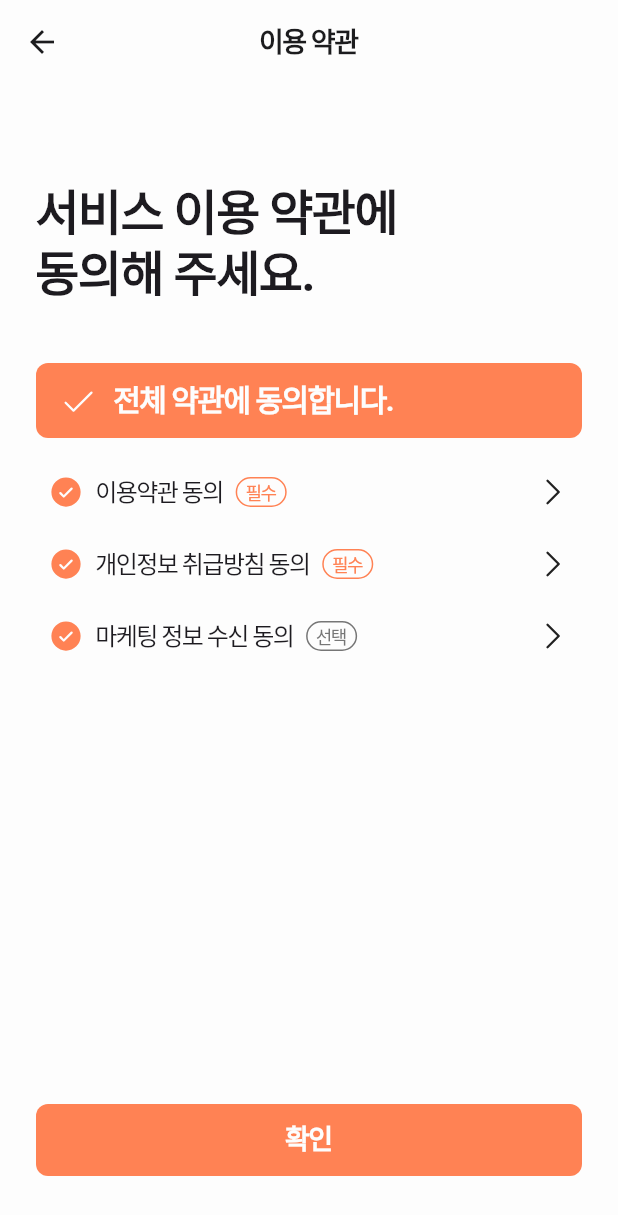
After one commit to yeongwooCho/jeju_shopping, a Flutter app: the TermScreen screen opened by its route, after a tap on "전체 약관에 동의합니다.", on a phone screen of 412 x 824 dp. The commit adds this screen. Shown: the top 1215 px of the screen. Run offline on Flutter 3.47's test engine with Material 3 defaults, Android fonts, the phone set to English and light mode, and no system bars; our stand-ins replace flutter_riverpod, go_router, phosphor_flutter; Roboto replaces fonts that are missing (Pretendard); project files that could hold a hidden picture were left out.

Commit message:
[add] TermScreen 화면 구현 완료, 약관 조작

```diff
--- a/lib/common/provider/go_router.dart
+++ b/lib/common/provider/go_router.dart
@@ -1,4 +1,5 @@
 import 'package:go_router/go_router.dart';
+import 'package:jeju_shopping/user/view/term_screen.dart';
 import 'package:jeju_shopping/common/view/error_screen.dart';
 import 'package:jeju_shopping/common/view/root_tab.dart';
 import 'package:jeju_shopping/common/view/splash_screen.dart';
@@ -33,7 +34,14 @@ List<RouteBase> get routes => [
             path: 'email_login',
             name: EmailLoginScreen.routeName,
             builder: (context, state) => EmailLoginScreen(),
-          )
+            routes: [
+              GoRoute(
+                path: 'term',
+                name: TermScreen.routeName,
+                builder: (context, state) => TermScreen(),
+              ),
+            ],
+          ),
         ],
       ),
       ShellRoute(
--- a/lib/user/view/email_login_screen.dart
+++ b/lib/user/view/email_login_screen.dart
@@ -1,4 +1,6 @@
 import 'package:flutter/material.dart';
+import 'package:go_router/go_router.dart';
+import 'package:jeju_shopping/user/view/term_screen.dart';
 import 'package:jeju_shopping/common/component/custom_text_form_field.dart';
 import 'package:jeju_shopping/common/component/default_button.dart';
 import 'package:jeju_shopping/common/const/colors.dart';
@@ -30,7 +32,6 @@ class _EmailLoginScreenState extends State<EmailLoginScreen> {
             mainAxisAlignment: MainAxisAlignment.center,
             children: [
               const SizedBox(height: 120.0),
-
               Image.asset(
                 'asset/img/logo/name.png',
                 width: MediaQuery.of(context).size.width * 2 / 3,
@@ -119,11 +120,22 @@ class _BottomButtons extends StatelessWidget {
       mainAxisAlignment: MainAxisAlignment.spaceAround,
       crossAxisAlignment: CrossAxisAlignment.center,
       children: [
-        renderButton(title: '  회원가입  ', onPressed: () {}),
+        renderButton(
+          title: '  회원가입  ',
+          onPressed: () {
+            context.goNamed(TermScreen.routeName);
+          },
+        ),
         renderDivider(),
-        renderButton(title: ' 이메일 찾기', onPressed: () {}),
+        renderButton(
+          title: ' 이메일 찾기',
+          onPressed: () {},
+        ),
         renderDivider(),
-        renderButton(title: '비밀번호 찾기', onPressed: () {}),
+        renderButton(
+          title: '비밀번호 찾기',
+          onPressed: () {},
+        ),
       ],
     );
   }
--- /dev/null
+++ b/lib/user/view/term_screen.dart
@@ -0,0 +1,243 @@
+import 'package:flutter/material.dart';
+import 'package:jeju_shopping/common/component/default_button.dart';
+import 'package:jeju_shopping/common/const/colors.dart';
+import 'package:jeju_shopping/common/const/text_styles.dart';
+import 'package:jeju_shopping/common/layout/default_app_bar.dart';
+import 'package:jeju_shopping/common/layout/default_layout.dart';
+import 'package:phosphor_flutter/phosphor_flutter.dart';
+
+class TermScreen extends StatelessWidget {
+  static String get routeName => "term";
+
+  const TermScreen({super.key});
+
+  @override
+  Widget build(BuildContext context) {
+    return DefaultLayout(
+      appbar: const DefaultAppBar(title: '이용 약관'),
+      child: Padding(
+        padding: const EdgeInsets.symmetric(horizontal: 24.0, vertical: 40.0),
+        child: Column(
+          crossAxisAlignment: CrossAxisAlignment.stretch,
+          children: [
+            const SizedBox(height: 20.0),
+            const Text(
+              '서비스 이용 약관에\n동의해 주세요.',
+              style: MyTextStyle.headTitle,
+            ),
+            const SizedBox(height: 40.0),
+            Expanded(
+              child: TermContainer(),
+            ),
+          ],
+        ),
+      ),
+    );
+  }
+}
+
+class TermContainer extends StatefulWidget {
+  const TermContainer({super.key});
+
+  @override
+  State<TermContainer> createState() => _TermContainerState();
+}
+
+class _TermContainerState extends State<TermContainer> {
+  bool isTotal = false;
+  bool isUse = false;
+  bool isPersonalInfo = false;
+  bool isMarketing = false;
+
+  @override
+  Widget build(BuildContext context) {
+    return Column(
+      mainAxisAlignment: MainAxisAlignment.spaceBetween,
+      crossAxisAlignment: CrossAxisAlignment.stretch,
+      children: [
+        Column(
+          children: [
+            GestureDetector(
+              onTap: () {
+                setState(() {
+                  isTotal = !isTotal;
+                  if (isTotal) {
+                    isUse = true;
+                    isPersonalInfo = true;
+                    isMarketing = true;
+                  } else {
+                    isUse = false;
+                    isPersonalInfo = false;
+                    isMarketing = false;
+                  }
+                });
+              },
+              child: Container(
+                decoration: BoxDecoration(
+                  color: isTotal ? MyColor.primary : MyColor.lightGrey,
+                  borderRadius: BorderRadius.circular(8.0),
+                ),
+                child: Padding(
+                  padding: const EdgeInsets.symmetric(
+                      horizontal: 16.0, vertical: 12.0),
+                  child: Row(
+                    mainAxisAlignment: MainAxisAlignment.start,
+                    children: [
+                      PhosphorIcon(
+                        PhosphorIcons.check(),
+                        size: 24.0,
+                        color: isTotal ? MyColor.white : MyColor.text,
+                      ),
+                      const SizedBox(width: 12.0),
+                      Text(
+                        '전체 약관에 동의합니다.',
+                        style: MyTextStyle.bodyTitleBold.copyWith(
+                          color: isTotal ? MyColor.white : MyColor.text,
+                        ),
+                      )
+                    ],
+                  ),
+                ),
+              ),
+            ),
+            const SizedBox(height: 16.0),
+            _CheckBox(
+              title: '이용약관 동의',
+              isRequired: true,
+              onTap: onTapUse,
+              isSelected: isUse,
+            ),
+            const SizedBox(height: 8.0),
+            _CheckBox(
+              title: '개인정보 취급방침 동의',
+              isRequired: true,
+              onTap: onTapPersonalInfo,
+              isSelected: isPersonalInfo,
+            ),
+            const SizedBox(height: 8.0),
+            _CheckBox(
+              title: '마케팅 정보 수신 동의',
+              isRequired: false,
+              onTap: onTapMarketing,
+              isSelected: isMarketing,
+            ),
+          ],
+        ),
+        PrimaryButton(
+          onPressed: isUse && isPersonalInfo ? () {} : null,
+          child: const Text('확인'),
+        ),
+      ],
+    );
+  }
+
+  void onTapUse() {
+    setState(() {
+      isUse = !isUse;
+      if (!isUse) {
+        isTotal = false;
+      } else if (isPersonalInfo && isMarketing) {
+        isTotal = true;
+      }
+    });
+  }
+
+  void onTapPersonalInfo() {
+    setState(() {
+      isPersonalInfo = !isPersonalInfo;
+      if (!isPersonalInfo) {
+        isTotal = false;
+      } else if (isUse && isMarketing) {
+        isTotal = true;
+      }
+    });
+  }
+
+  void onTapMarketing() {
+    setState(() {
+      isMarketing = !isMarketing;
+      if (!isMarketing) {
+        isTotal = false;
+      } else if (isUse && isPersonalInfo) {
+        isTotal = true;
+      }
+    });
+  }
+}
+
+class _CheckBox extends StatelessWidget {
+  final String title;
+  final bool isRequired;
+  final VoidCallback onTap;
+  final bool isSelected;
+
+  const _CheckBox({
+    super.key,
+    required this.title,
+    required this.isRequired,
+    required this.onTap,
+    required this.isSelected,
+  });
+
+  @override
+  Widget build(BuildContext context) {
+    return GestureDetector(
+      onTap: onTap,
+      child: Container(
+        color: MyColor.white,
+        child: Padding(
+          padding: const EdgeInsets.symmetric(vertical: 8.0, horizontal: 8.0),
+          child: Row(
+            mainAxisAlignment: MainAxisAlignment.spaceBetween,
+            children: [
+              Row(
+                children: [
+                  isSelected
+                      ? PhosphorIcon(
+                          PhosphorIcons.checkCircle(PhosphorIconsStyle.fill),
+                          color: MyColor.primary,
+                          size: 24.0,
+                        )
+                      : PhosphorIcon(
+                          PhosphorIcons.circle(),
+                          size: 24.0,
+                        ),
+                  const SizedBox(width: 8.0),
+                  Text(
+                    title,
+                    style: MyTextStyle.descriptionRegular,
+                  ),
+                  const SizedBox(width: 8.0),
+                  Container(
+                    decoration: BoxDecoration(
+                      border: Border.all(
+                        width: 1.0,
+                        color: isRequired ? MyColor.primary : MyColor.darkGrey,
+                      ),
+                      borderRadius: BorderRadius.circular(100.0),
+                    ),
+                    child: Padding(
+                      padding: const EdgeInsets.symmetric(
+                          horizontal: 6.0, vertical: 2.0),
+                      child: Text(
+                        isRequired ? '필수' : '선택',
+                        style: MyTextStyle.minimumRegular.copyWith(
+                          color:
+                              isRequired ? MyColor.primary : MyColor.darkGrey,
+                        ),
+                      ),
+                    ),
+                  ),
+                ],
+              ),
+              PhosphorIcon(
+                PhosphorIcons.caretRight(),
+                size: 24.0,
+              ),
+            ],
+          ),
+        ),
+      ),
+    );
+  }
+}
```
